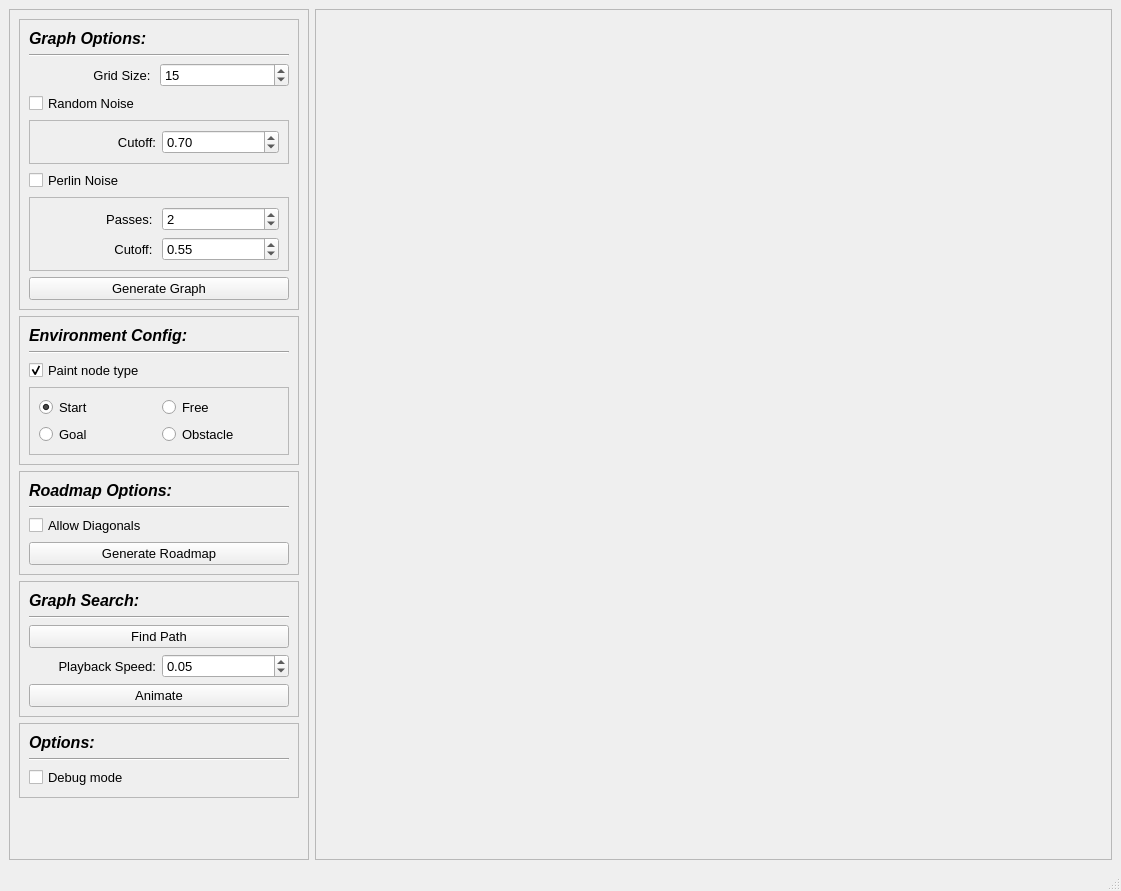
Before: the Qt Designer form ui/main_window.ui in kpdudek/PathPlanning, drawn with Qt 5.
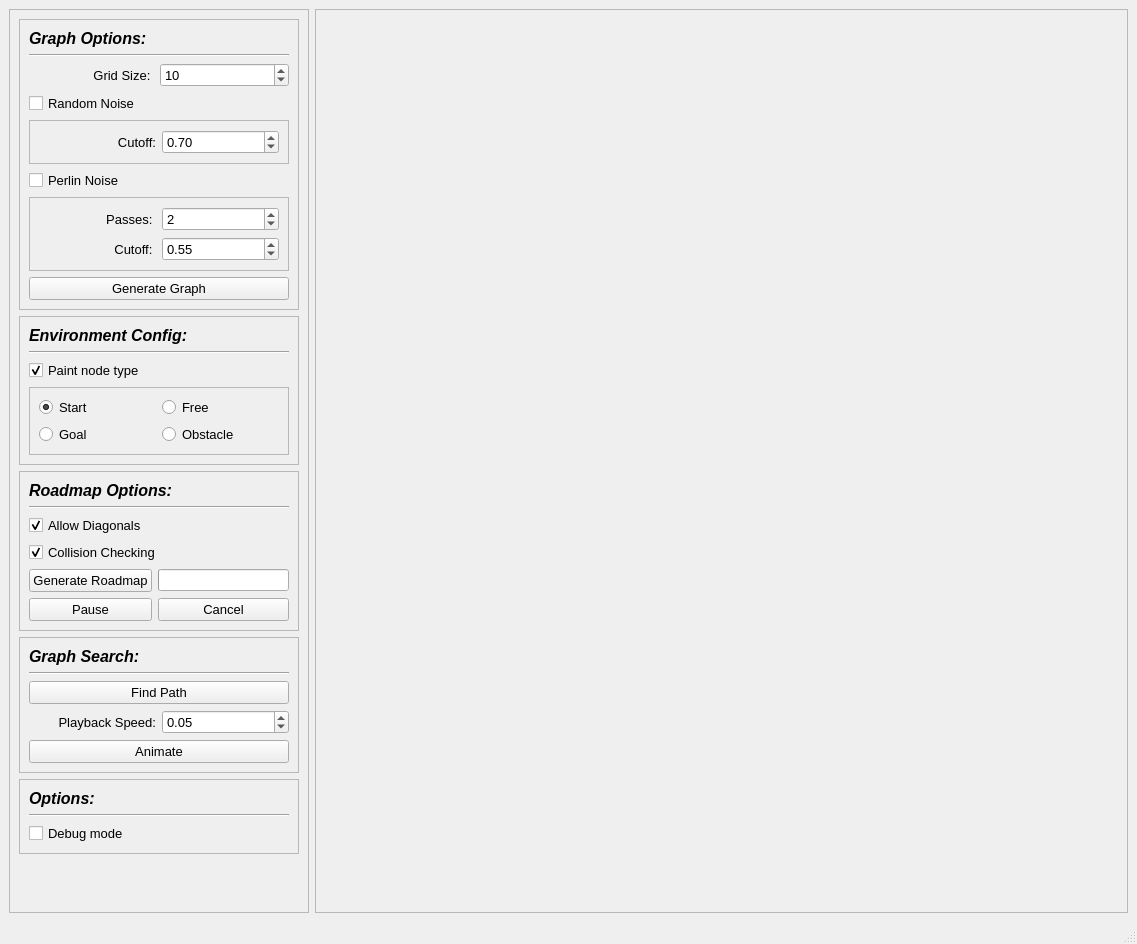
After: the same form once the commit is applied.

Commit message: Roadmap generation is now threaded. Pause, resume, and cancel functionality along with a progress bar

Diff of the .ui file:
```diff
--- a/ui/main_window.ui
+++ b/ui/main_window.ui
@@ -6,8 +6,8 @@
    <rect>
     <x>0</x>
     <y>0</y>
-    <width>1121</width>
-    <height>891</height>
+    <width>1137</width>
+    <height>944</height>
    </rect>
   </property>
   <property name="windowTitle">
@@ -126,7 +126,7 @@
              <number>128</number>
             </property>
             <property name="value">
-             <number>15</number>
+             <number>10</number>
             </property>
            </widget>
           </item>
@@ -469,7 +469,22 @@
           <number>2</number>
          </property>
          <layout class="QGridLayout" name="gridLayout_8">
-          <item row="2" column="0">
+          <item row="3" column="0" colspan="2">
+           <widget class="QCheckBox" name="collision_checking_checkbox">
+            <property name="font">
+             <font>
+              <pointsize>10</pointsize>
+             </font>
+            </property>
+            <property name="text">
+             <string>Collision Checking</string>
+            </property>
+            <property name="checked">
+             <bool>true</bool>
+            </property>
+           </widget>
+          </item>
+          <item row="2" column="0" colspan="2">
            <widget class="QCheckBox" name="allow_diagonals_checkbox">
             <property name="maximumSize">
              <size>
@@ -488,9 +503,19 @@
             <property name="text">
              <string>Allow Diagonals</string>
             </property>
+            <property name="checked">
+             <bool>true</bool>
+            </property>
            </widget>
           </item>
-          <item row="0" column="0">
+          <item row="1" column="0" colspan="2">
+           <widget class="Line" name="line">
+            <property name="orientation">
+             <enum>Qt::Horizontal</enum>
+            </property>
+           </widget>
+          </item>
+          <item row="0" column="0" colspan="2">
            <widget class="QLabel" name="label_8">
             <property name="font">
              <font>
@@ -505,14 +530,31 @@
             </property>
            </widget>
           </item>
-          <item row="1" column="0">
-           <widget class="Line" name="line">
-            <property name="orientation">
-             <enum>Qt::Horizontal</enum>
+          <item row="7" column="0">
+           <widget class="QPushButton" name="pause_roadmap_button">
+            <property name="font">
+             <font>
+              <pointsize>10</pointsize>
+             </font>
             </property>
+            <property name="text">
+             <string>Pause</string>
+            </property>
            </widget>
           </item>
-          <item row="3" column="0">
+          <item row="7" column="1">
+           <widget class="QPushButton" name="cancel_roadmap_button">
+            <property name="font">
+             <font>
+              <pointsize>10</pointsize>
+             </font>
+            </property>
+            <property name="text">
+             <string>Cancel</string>
+            </property>
+           </widget>
+          </item>
+          <item row="6" column="0">
            <widget class="QPushButton" name="generate_roadmap_button">
             <property name="font">
              <font>
@@ -527,6 +569,19 @@
             </property>
            </widget>
           </item>
+          <item row="6" column="1">
+           <widget class="QProgressBar" name="roadmap_progress_bar">
+            <property name="maximum">
+             <number>100</number>
+            </property>
+            <property name="value">
+             <number>0</number>
+            </property>
+            <property name="textVisible">
+             <bool>false</bool>
+            </property>
+           </widget>
+          </item>
          </layout>
         </widget>
        </item>
@@ -542,6 +597,21 @@
           <number>2</number>
          </property>
          <layout class="QGridLayout" name="gridLayout_7">
+          <item row="5" column="0" colspan="2">
+           <widget class="QPushButton" name="animate_button">
+            <property name="font">
+             <font>
+              <pointsize>10</pointsize>
+             </font>
+            </property>
+            <property name="toolTip">
+             <string>Animate the search process by displaying the planners steps visually on the canvas.</string>
+            </property>
+            <property name="text">
+             <string>Animate</string>
+            </property>
+           </widget>
+          </item>
           <item row="4" column="1">
            <widget class="QDoubleSpinBox" name="playback_speed_spinbox">
             <property name="font">
@@ -560,21 +630,6 @@
             </property>
            </widget>
           </item>
-          <item row="4" column="0">
-           <widget class="QLabel" name="label_5">
-            <property name="font">
-             <font>
-              <pointsize>10</pointsize>
-             </font>
-            </property>
-            <property name="text">
-             <string>Playback Speed:</string>
-            </property>
-            <property name="alignment">
-             <set>Qt::AlignRight|Qt::AlignTrailing|Qt::AlignVCenter</set>
-            </property>
-           </widget>
-          </item>
           <item row="2" column="0" colspan="2">
            <widget class="QPushButton" name="find_path_button">
             <property name="font">
@@ -612,18 +667,18 @@
             </property>
            </widget>
           </item>
-          <item row="5" column="0" colspan="2">
-           <widget class="QPushButton" name="animate_button">
+          <item row="4" column="0">
+           <widget class="QLabel" name="label_5">
             <property name="font">
              <font>
               <pointsize>10</pointsize>
              </font>
             </property>
-            <property name="toolTip">
-             <string>Animate the search process by displaying the planners steps visually on the canvas.</string>
-            </property>
             <property name="text">
-             <string>Animate</string>
+             <string>Playback Speed:</string>
+            </property>
+            <property name="alignment">
+             <set>Qt::AlignRight|Qt::AlignTrailing|Qt::AlignVCenter</set>
             </property>
            </widget>
           </item>
@@ -747,7 +802,7 @@
     <rect>
      <x>0</x>
      <y>0</y>
-     <width>1121</width>
+     <width>1137</width>
      <height>21</height>
     </rect>
    </property>
```
Left out of the diff: 1 changed line with no effect on the pictures. The commit also changes 2 other files.
